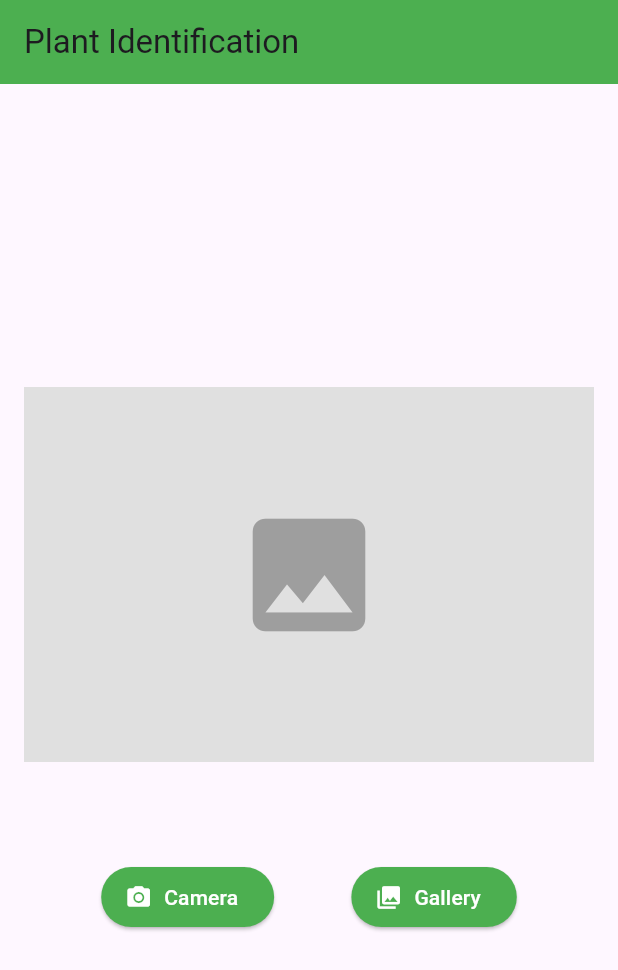
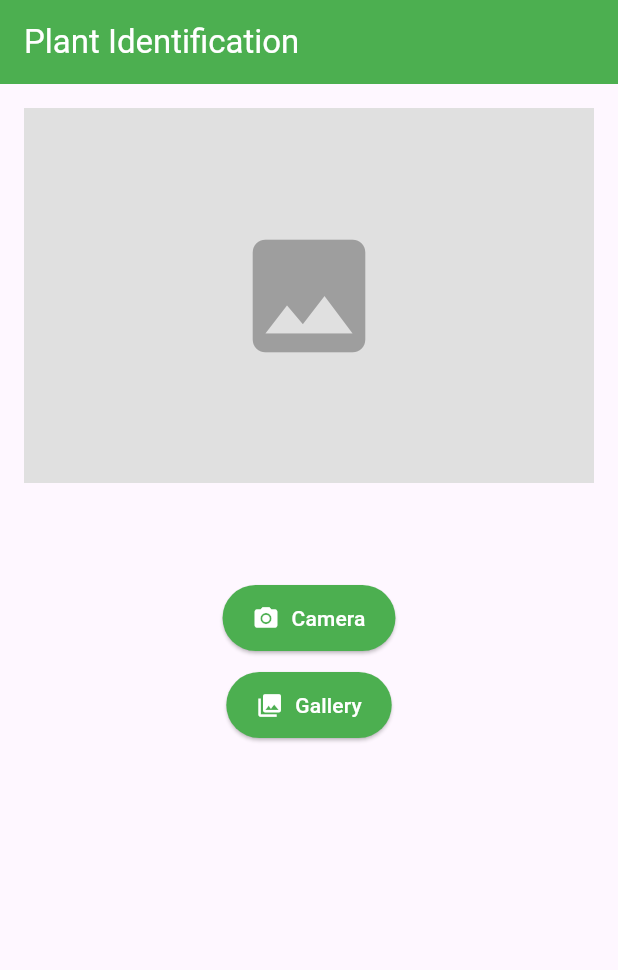
Before and after one commit to Abdullah-T3/plants_detaction, a Flutter app: the screen it shows after launch, on a phone screen of 412 x 824 dp. Shown: the top 970 px of the screen. Run offline on Flutter 3.47's test engine with Material 3 defaults, Android fonts, the phone set to English and light mode, and no system bars; our stand-ins replace image_picker; missing offline and left inert: tflite_flutter.

Commit message:
refactor(home_screen): update UI for responsive design and remove unused dependencies
Updated the home screen to support responsive design for different device types and orientations. Removed the unused `path_provider` dependency and cleaned up related configuration files. Improved the classification result display and simplified the image preprocessing logic.

```diff
--- a/lib/home_screen.dart
+++ b/lib/home_screen.dart
@@ -1,10 +1,10 @@
 import 'dart:io';
-import 'dart:typed_data';
-import 'dart:math' as Math;
 import 'package:flutter/material.dart';
 import 'package:image_picker/image_picker.dart';
 import 'package:tflite_flutter/tflite_flutter.dart';
 import 'package:image/image.dart' as img;
+import 'Responsive/enums/device_type.dart';
+import 'Responsive/ui_component/info_widget.dart';
 
 class HomeScreen extends StatefulWidget {
   const HomeScreen({super.key});
@@ -22,10 +22,10 @@ class _HomeScreenState extends State<HomeScreen> {
 
   // Map class indices to plant names
   final List<String> plantNames = [
-    'Lettuce', // Class 0
-    'Cactus',  // Class 1
-    'Banana',  // Class 2
-    'Mint'     // Class 3
+  'Aloe vera', // Class 0
+  'Banana',  // Class 1
+  'Mint',  // Class 2
+  'lettuce'    // Class 3
   ];
 
   @override
@@ -42,10 +42,6 @@ class _HomeScreenState extends State<HomeScreen> {
       // Fix: Get both input and output shapes correctly
       print('Input shape: ${interpreter!.getInputTensor(0).shape}');
       print('Output shape: ${interpreter!.getOutputTensor(0).shape}');
-
-      // Print model details
-      print('Input tensor shape: ${interpreter!.getInputTensor(0).shape}');
-      print('Output tensor shape: ${interpreter!.getOutputTensor(0).shape}');
 
       // Verify the model has the correct number of output classes
       final outputShape = interpreter!.getOutputTensor(0).shape;
@@ -111,13 +107,12 @@ Future<void> classifyImage(File image) async {
     for (var y = 0; y < 299; y++) {
       for (var x = 0; x < 299; x++) {
         final pixel = resizedImage.getPixelSafe(x, y);
-        input[0][y][x][0] = img.getRed(pixel) / 255.0;
-        input[0][y][x][1] = img.getGreen(pixel) / 255.0;
-        input[0][y][x][2] = img.getBlue(pixel) / 255.0;
+        input[0][y][x][0] = img.getRed(pixel).toDouble();
+        input[0][y][x][1] = img.getGreen(pixel).toDouble();
+        input[0][y][x][2] = img.getBlue(pixel).toDouble();
       }
     }
 
-    // Print sample of preprocessed pixels for debugging
     print('Sample of preprocessed pixels:');
     print('Pixel at (0,0): [${input[0][0][0][0]}, ${input[0][0][0][1]}, ${input[0][0][0][2]}]');
     print('Pixel at (150,150): [${input[0][150][150][0]}, ${input[0][150][150][1]}, ${input[0][150][150][2]}]');
@@ -138,14 +133,11 @@ Future<void> classifyImage(File image) async {
     print('Running inference...');
     print('Model output: $output');
 
-    // Find the class with highest probability
     int predictedIndex = 0;
     double maxProb = output[0][0];
 
-    // Create a list of (class index, probability) pairs
     List<MapEntry<int, double>> classProbabilities = [];
 
-    // Debug output to see raw values
     print('Raw output values:');
     for (int i = 0; i < output[0].length; i++) {
       double prob = output[0][i];
@@ -190,8 +182,11 @@ Future<void> classifyImage(File image) async {
     // Get the plant name for the top class
     String plantName = topClassIndex < plantNames.length ? plantNames[topClassIndex] : "Unknown Plant";
 
-    // Build the result string with the plant name and probability
-    String resultText = "Detected: $plantName\nConfidence: $formattedProb";
+    // Create a more detailed result text showing max probability class
+    String resultText = "Detected: $plantName\nConfidence: $formattedProb\n\nMax Probability Class: $topClassIndex (${plantNames[topClassIndex]})";
+
+    // Debug information
+    print('Max Probability Class: $topClassIndex (${plantNames[topClassIndex]}) with confidence: $formattedProb');
 
     setState(() {
       result = resultText;
@@ -205,32 +200,43 @@ Future<void> classifyImage(File image) async {
     });
   }
 }
-
   @override
   Widget build(BuildContext context) {
     return Scaffold(
       appBar: AppBar(
-        title: const Text('Plant Identification'),
+        title: const Text('Plant Identification' , style: TextStyle(color: Colors.white),),
         backgroundColor: Colors.green,
       ),
       body: Padding(
         padding: const EdgeInsets.all(16.0),
+        child: InfoWidget(
+          builder: (context, deviceInfo) {
+            // Adjust UI based on device type
+            final isTabletOrDesktop = deviceInfo.deviceType == DeviceType.tablet ||
+                deviceInfo.deviceType == DeviceType.desktop;
+            final imageHeight = isTabletOrDesktop ? 350.0 : 250.0;
+            final fontSize = isTabletOrDesktop ? 22.0 : 18.0;
+            final iconSize = isTabletOrDesktop ? 120.0 : 100.0;
+            final buttonSpacing = isTabletOrDesktop ? 30.0 : 20.0;
+
+            return SingleChildScrollView(
+
               child: Column(
                 mainAxisAlignment: MainAxisAlignment.center,
                 children: [
                   _image == null
                       ? Container(
-                    height: 250,
+                    height: imageHeight,
                     width: double.infinity,
                     color: Colors.grey[300],
-                    child: const Icon(
+                    child: Icon(
                       Icons.image,
-                      size: 100,
+                      size: iconSize,
                       color: Colors.grey,
                     ),
                   )
                       : Container(
-                    height: 250,
+                    height: imageHeight,
                     width: double.infinity,
                     decoration: BoxDecoration(
                       image: DecorationImage(
@@ -239,43 +245,53 @@ Future<void> classifyImage(File image) async {
                       ),
                     ),
                   ),
-            const SizedBox(height: 20),
+                  SizedBox(height: buttonSpacing),
                   isLoading
                       ? const CircularProgressIndicator()
                       : Text(
                     result,
-                    style: const TextStyle(
-                      fontSize: 18,
+                    style: TextStyle(
+                      fontSize: fontSize,
                       fontWeight: FontWeight.bold,
                     ),
                     textAlign: TextAlign.center,
                   ),
-            const SizedBox(height: 20),
-            Row(
-              mainAxisAlignment: MainAxisAlignment.spaceEvenly,
+                  SizedBox(height: buttonSpacing),
+                  isTabletOrDesktop && deviceInfo.orientation == Orientation.landscape
+                      ? Row(
+                    mainAxisAlignment: MainAxisAlignment.center,
                     children: [
-                ElevatedButton.icon(
-                  onPressed: () => getImage(ImageSource.camera),
-                  icon: const Icon(Icons.camera_alt),
-                  label: const Text('Camera'),
-                  style: ElevatedButton.styleFrom(
-                    backgroundColor: Colors.green,
-                    foregroundColor: Colors.white,
-                  ),
-                ),
-                ElevatedButton.icon(
-                  onPressed: () => getImage(ImageSource.gallery),
-                  icon: const Icon(Icons.photo_library),
-                  label: const Text('Gallery'),
-                  style: ElevatedButton.styleFrom(
-                    backgroundColor: Colors.green,
-                    foregroundColor: Colors.white,
-                  ),
-                ),
+                      _buildButton(Icons.camera_alt, 'Camera', () => getImage(ImageSource.camera)),
+                      SizedBox(width: buttonSpacing),
+                      _buildButton(Icons.photo_library, 'Gallery', () => getImage(ImageSource.gallery)),
+                    ],
+                  )
+                      : Column(
+                    children: [
+                      _buildButton(Icons.camera_alt, 'Camera', () => getImage(ImageSource.camera)),
+                      SizedBox(height: buttonSpacing / 2),
+                      _buildButton(Icons.photo_library, 'Gallery', () => getImage(ImageSource.gallery)),
                     ],
                   ),
                 ],
               ),
+            );
+          },
+        ),
+      ),
+    );
+  }
+
+  // Helper method to build consistent buttons
+  Widget _buildButton(IconData icon, String label, VoidCallback onPressed) {
+    return ElevatedButton.icon(
+      onPressed: onPressed,
+      icon: Icon(icon),
+      label: Text(label),
+      style: ElevatedButton.styleFrom(
+        backgroundColor: Colors.green,
+        foregroundColor: Colors.white,
+        padding: const EdgeInsets.symmetric(horizontal: 20, vertical: 12),
       ),
     );
   }
--- a/pubspec.yaml
+++ b/pubspec.yaml
@@ -36,7 +36,6 @@ dependencies:
   cupertino_icons: ^1.0.8
   image_picker: ^1.0.4
   tflite_flutter: ^0.11.0
-  path_provider: ^2.1.1
   permission_handler: ^12.0.0+1
   image: ^3.0.2
 dev_dependencies:
```
Lines whose indentation alone changed are shown as unchanged.
